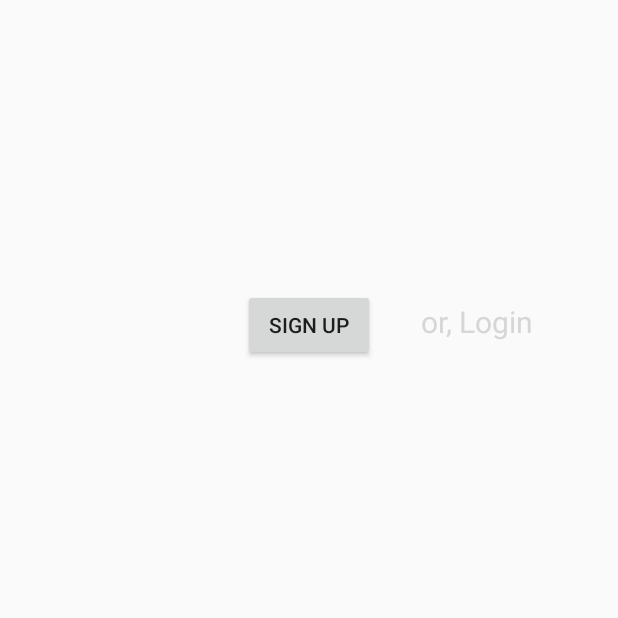
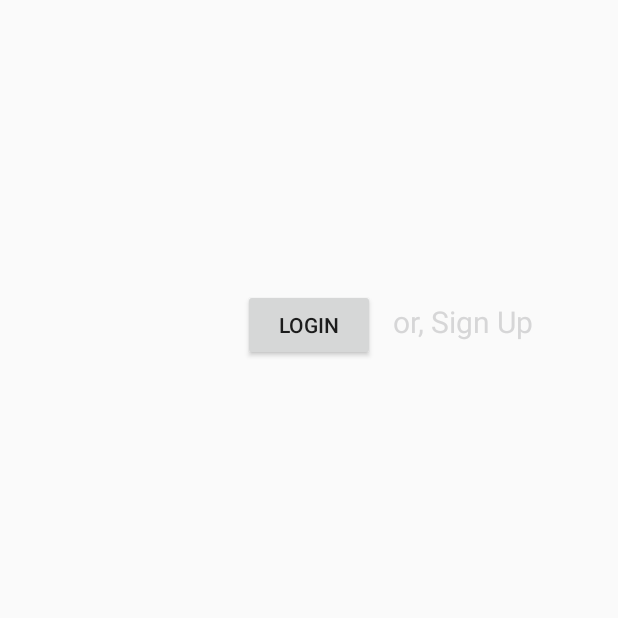
Before and after one commit to fogset/instagram, an Android app: the screen it shows after launch (MainActivity), after a tap on "or, Login", on a phone screen of 412 x 824 dp, the part 618-1236 px from its top. Run offline under Robolectric (Android 15) with nearby library versions, the phone set to English and light mode, and no system bars; libraries missing offline, so code that uses them is left out: com.parse; 7 statements that could not run were skipped.

Commit message:
switch between signUp and login

```diff
--- a/ParseStarterProject/src/main/java/com/parse/starter/MainActivity.java
+++ b/ParseStarterProject/src/main/java/com/parse/starter/MainActivity.java
@@ -12,6 +12,7 @@ import android.os.Bundle;
 import android.support.v7.app.AppCompatActivity;
 import android.util.Log;
 import android.view.View;
+import android.widget.Button;
 import android.widget.EditText;
 import android.widget.Switch;
 import android.widget.TextView;
@@ -34,10 +35,25 @@ import java.util.List;
 
 
 public class MainActivity extends AppCompatActivity implements View.OnClickListener{
+
+  TextView loginTextView;
+  Boolean signUpModeActive = true;
+
+
   @Override
   public void onClick(View v) {
     if(v.getId() == R.id.loginTextVIew){
-      Log.i("Switch", "Was tapped");
+      Button signUpBUtton = findViewById(R.id.signUpButton);
+
+      if(signUpModeActive){
+        signUpModeActive = false;
+        signUpBUtton.setText("Login");
+        loginTextView.setText("or, Sign Up");
+      }else {
+        signUpModeActive = true;
+        signUpBUtton.setText("Sign Up");
+        loginTextView.setText("or, Login");
+      }
     }
   }
 
@@ -69,7 +85,7 @@ public class MainActivity extends AppCompatActivity implements View.OnClickListe
     super.onCreate(savedInstanceState);
     setContentView(R.layout.activity_main);
 
-    TextView loginTextView = findViewById(R.id.loginTextVIew);
+    loginTextView = findViewById(R.id.loginTextVIew);
     loginTextView.setOnClickListener(this);
 
 
```
Also changed, not shown: 2 other files.
